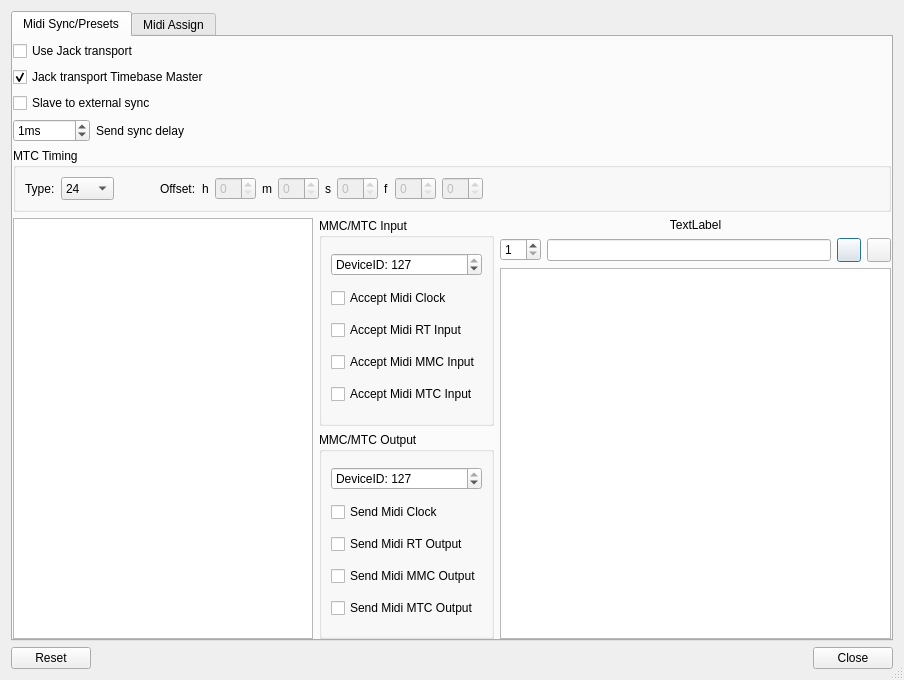
Old version of the form oom/widgets/midiassignbase.ui in the repository ccherrett/oom.
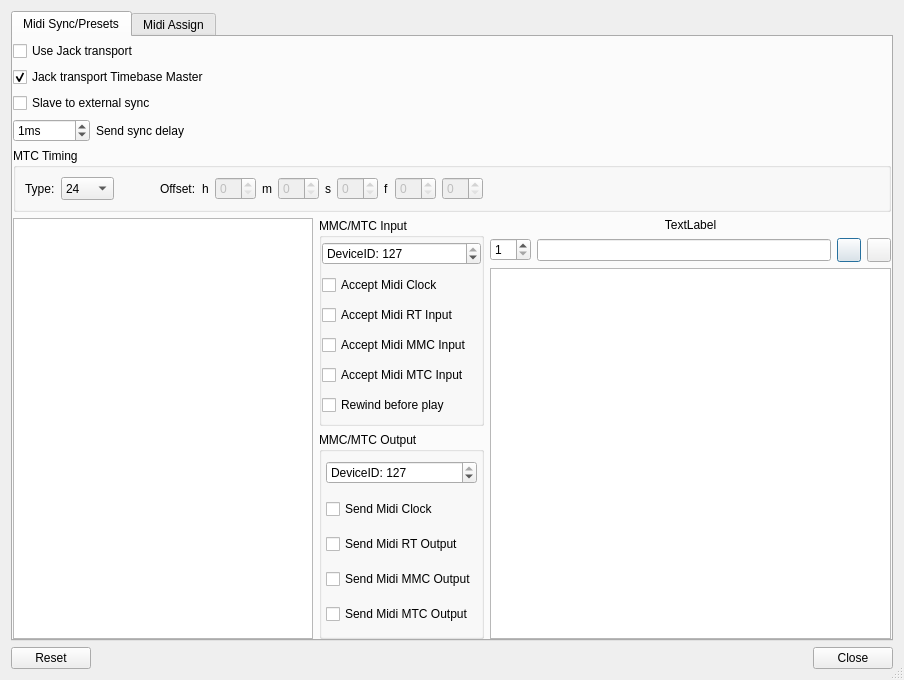
New version of the form.

```diff
--- a/oom/widgets/midiassignbase.ui
+++ b/oom/widgets/midiassignbase.ui
@@ -433,6 +433,9 @@
                 <string>MMC/MTC Input</string>
                </property>
                <layout class="QVBoxLayout" name="verticalLayout_6">
+                <property name="margin">
+                 <number>0</number>
+                </property>
                 <item>
                  <widget class="QSpinBox" name="m_imididevid">
                   <property name="prefix">
@@ -474,6 +477,13 @@
                   </property>
                  </widget>
                 </item>
+                <item>
+                 <widget class="QCheckBox" name="m_midirewplay">
+                  <property name="text">
+                   <string>Rewind before play</string>
+                  </property>
+                 </widget>
+                </item>
                </layout>
               </widget>
              </item>
@@ -483,6 +493,18 @@
                 <string>MMC/MTC Output</string>
                </property>
                <layout class="QVBoxLayout" name="verticalLayout_7">
+                <property name="leftMargin">
+                 <number>4</number>
+                </property>
+                <property name="topMargin">
+                 <number>0</number>
+                </property>
+                <property name="rightMargin">
+                 <number>4</number>
+                </property>
+                <property name="bottomMargin">
+                 <number>0</number>
+                </property>
                 <item>
                  <widget class="QSpinBox" name="m_omididevid">
                   <property name="prefix">
@@ -625,7 +647,14 @@
               </layout>
              </item>
              <item>
-              <widget class="QTableView" name="m_presettable"/>
+              <widget class="QTableView" name="m_presettable">
+               <attribute name="verticalHeaderVisible">
+                <bool>false</bool>
+               </attribute>
+               <attribute name="verticalHeaderVisible">
+                <bool>false</bool>
+               </attribute>
+              </widget>
              </item>
             </layout>
            </item>
```
Left out of the diff: 21 changed lines with no effect on the pictures.
